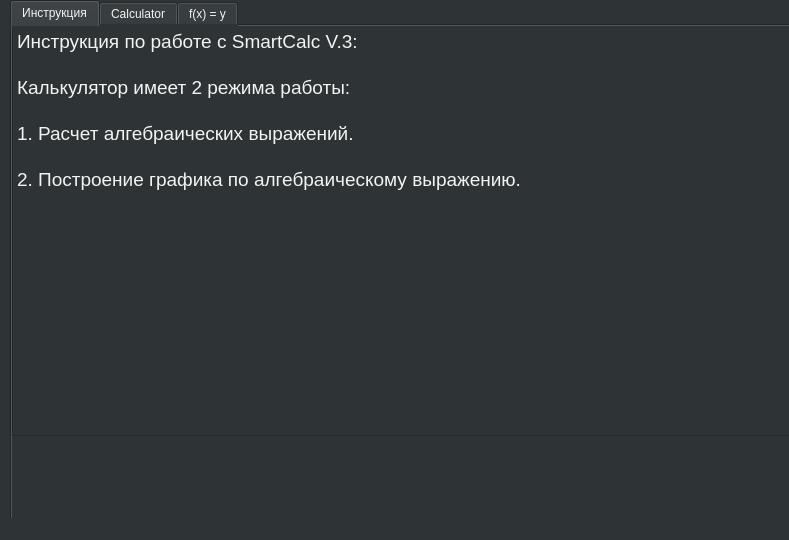
First picture: the form in Front/View/mainwindow.ui, repository Arnisfet/Smart_Calc, before the edit.
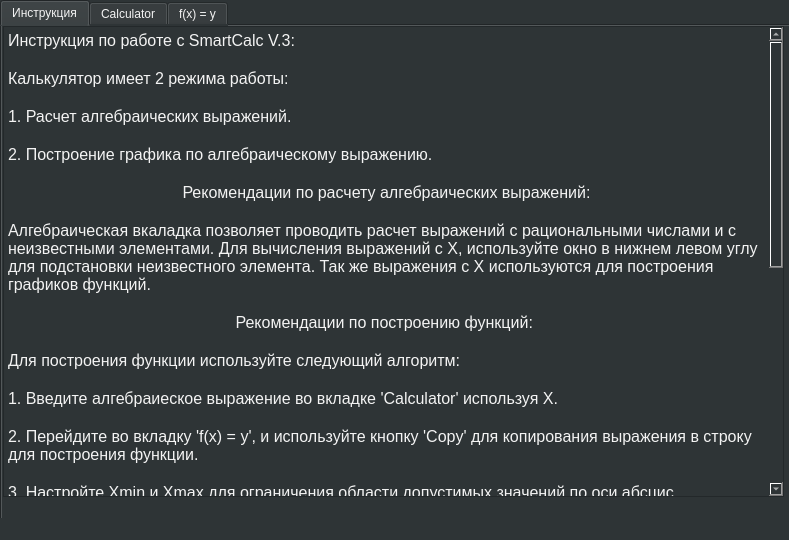
Second picture: the form after the edit. The open tabs and pages were chosen to show the change. Custom widgets are drawn as their Qt base class.

Commit message: The graph part is done, also I did the description!

Patch:
```diff
--- a/Front/View/mainwindow.ui
+++ b/Front/View/mainwindow.ui
@@ -21,7 +21,7 @@
    <widget class="QTabWidget" name="tabWidget">
     <property name="geometry">
      <rect>
-      <x>10</x>
+      <x>0</x>
       <y>0</y>
       <width>801</width>
       <height>541</height>
@@ -34,37 +34,61 @@
      <attribute name="title">
       <string>Инструкция</string>
      </attribute>
-     <widget class="QWidget" name="verticalLayoutWidget">
+     <widget class="QTextEdit" name="textEdit">
       <property name="geometry">
        <rect>
-        <x>0</x>
-        <y>-1</y>
+        <x>1</x>
+        <y>0</y>
         <width>781</width>
-        <height>411</height>
+        <height>471</height>
        </rect>
       </property>
-      <layout class="QVBoxLayout" name="verticalLayout">
-       <item>
-        <widget class="QTextBrowser" name="textBrowser">
-         <property name="html">
-          <string>&lt;!DOCTYPE HTML PUBLIC &quot;-//W3C//DTD HTML 4.0//EN&quot; &quot;http://www.w3.org/TR/REC-html40/strict.dtd&quot;&gt;
+      <property name="html">
+       <string>&lt;!DOCTYPE HTML PUBLIC &quot;-//W3C//DTD HTML 4.0//EN&quot; &quot;http://www.w3.org/TR/REC-html40/strict.dtd&quot;&gt;
 &lt;html&gt;&lt;head&gt;&lt;meta name=&quot;qrichtext&quot; content=&quot;1&quot; /&gt;&lt;meta charset=&quot;utf-8&quot; /&gt;&lt;style type=&quot;text/css&quot;&gt;
 p, li { white-space: pre-wrap; }
 hr { height: 1px; border-width: 0; }
 &lt;/style&gt;&lt;/head&gt;&lt;body style=&quot; font-family:'Ubuntu Mono Italic'; font-size:14pt; font-weight:400; font-style:normal;&quot;&gt;
-&lt;p style=&quot; margin-top:0px; margin-bottom:0px; margin-left:0px; margin-right:0px; -qt-block-indent:0; text-indent:0px;&quot;&gt;Инструкция по работе с SmartCalc V.3:&lt;/p&gt;
-&lt;p style=&quot;-qt-paragraph-type:empty; margin-top:0px; margin-bottom:0px; margin-left:0px; margin-right:0px; -qt-block-indent:0; text-indent:0px;&quot;&gt;&lt;br /&gt;&lt;/p&gt;
-&lt;p style=&quot; margin-top:0px; margin-bottom:0px; margin-left:0px; margin-right:0px; -qt-block-indent:0; text-indent:0px;&quot;&gt;Калькулятор имеет 2 режима работы:&lt;/p&gt;
-&lt;p style=&quot;-qt-paragraph-type:empty; margin-top:0px; margin-bottom:0px; margin-left:0px; margin-right:0px; -qt-block-indent:0; text-indent:0px;&quot;&gt;&lt;br /&gt;&lt;/p&gt;
-&lt;p style=&quot; margin-top:0px; margin-bottom:0px; margin-left:0px; margin-right:0px; -qt-block-indent:0; text-indent:0px;&quot;&gt;1. Расчет алгебраических выражений.&lt;/p&gt;
-&lt;p style=&quot;-qt-paragraph-type:empty; margin-top:0px; margin-bottom:0px; margin-left:0px; margin-right:0px; -qt-block-indent:0; text-indent:0px;&quot;&gt;&lt;br /&gt;&lt;/p&gt;
-&lt;p style=&quot; margin-top:0px; margin-bottom:0px; margin-left:0px; margin-right:0px; -qt-block-indent:0; text-indent:0px;&quot;&gt;2. Построение графика по алгебраическому выражению.&lt;/p&gt;
-&lt;p style=&quot;-qt-paragraph-type:empty; margin-top:0px; margin-bottom:0px; margin-left:0px; margin-right:0px; -qt-block-indent:0; text-indent:0px;&quot;&gt;&lt;br /&gt;&lt;/p&gt;
-&lt;p style=&quot;-qt-paragraph-type:empty; margin-top:0px; margin-bottom:0px; margin-left:0px; margin-right:0px; -qt-block-indent:0; text-indent:0px;&quot;&gt;&lt;br /&gt;&lt;/p&gt;&lt;/body&gt;&lt;/html&gt;</string>
-         </property>
-        </widget>
-       </item>
-      </layout>
+&lt;p style=&quot; margin-top:0px; margin-bottom:0px; margin-left:0px; margin-right:0px; -qt-block-indent:0; text-indent:0px;&quot;&gt;&lt;span style=&quot; font-size:12pt;&quot;&gt;Инструкция по работе с SmartCalc V.3:&lt;/span&gt;&lt;/p&gt;
+&lt;p style=&quot;-qt-paragraph-type:empty; margin-top:0px; margin-bottom:0px; margin-left:0px; margin-right:0px; -qt-block-indent:0; text-indent:0px; font-size:12pt;&quot;&gt;&lt;br /&gt;&lt;/p&gt;
+&lt;p style=&quot; margin-top:0px; margin-bottom:0px; margin-left:0px; margin-right:0px; -qt-block-indent:0; text-indent:0px;&quot;&gt;&lt;span style=&quot; font-size:12pt;&quot;&gt;Калькулятор имеет 2 режима работы:&lt;/span&gt;&lt;/p&gt;
+&lt;p style=&quot;-qt-paragraph-type:empty; margin-top:0px; margin-bottom:0px; margin-left:0px; margin-right:0px; -qt-block-indent:0; text-indent:0px; font-size:12pt;&quot;&gt;&lt;br /&gt;&lt;/p&gt;
+&lt;p style=&quot; margin-top:0px; margin-bottom:0px; margin-left:0px; margin-right:0px; -qt-block-indent:0; text-indent:0px;&quot;&gt;&lt;span style=&quot; font-size:12pt;&quot;&gt;1. Расчет алгебраических выражений.&lt;/span&gt;&lt;/p&gt;
+&lt;p style=&quot;-qt-paragraph-type:empty; margin-top:0px; margin-bottom:0px; margin-left:0px; margin-right:0px; -qt-block-indent:0; text-indent:0px; font-size:12pt;&quot;&gt;&lt;br /&gt;&lt;/p&gt;
+&lt;p style=&quot; margin-top:0px; margin-bottom:0px; margin-left:0px; margin-right:0px; -qt-block-indent:0; text-indent:0px;&quot;&gt;&lt;span style=&quot; font-size:12pt;&quot;&gt;2. Построение графика по алгебраическому выражению.&lt;/span&gt;&lt;/p&gt;
+&lt;p style=&quot;-qt-paragraph-type:empty; margin-top:0px; margin-bottom:0px; margin-left:0px; margin-right:0px; -qt-block-indent:0; text-indent:0px; font-size:12pt;&quot;&gt;&lt;br /&gt;&lt;/p&gt;
+&lt;p align=&quot;center&quot; style=&quot; margin-top:0px; margin-bottom:0px; margin-left:0px; margin-right:0px; -qt-block-indent:0; text-indent:0px;&quot;&gt;&lt;span style=&quot; font-size:12pt;&quot;&gt;Рекомендации по расчету алгебраических выражений:&lt;/span&gt;&lt;/p&gt;
+&lt;p align=&quot;center&quot; style=&quot;-qt-paragraph-type:empty; margin-top:0px; margin-bottom:0px; margin-left:0px; margin-right:0px; -qt-block-indent:0; text-indent:0px; font-size:12pt;&quot;&gt;&lt;br /&gt;&lt;/p&gt;
+&lt;p style=&quot; margin-top:0px; margin-bottom:0px; margin-left:0px; margin-right:0px; -qt-block-indent:0; text-indent:0px;&quot;&gt;&lt;span style=&quot; font-size:12pt;&quot;&gt;Алгебраическая вкаладка позволяет проводить расчет выражений с рациональными числами и с неизвестными элементами. Для вычисления выражений с Х, используйте окно в нижнем левом углу для подстановки неизвестного элемента. Так же выражения с Х используются для построения графиков функций.&lt;/span&gt;&lt;/p&gt;
+&lt;p style=&quot;-qt-paragraph-type:empty; margin-top:0px; margin-bottom:0px; margin-left:0px; margin-right:0px; -qt-block-indent:0; text-indent:0px; font-size:12pt;&quot;&gt;&lt;br /&gt;&lt;/p&gt;
+&lt;p align=&quot;center&quot; style=&quot; margin-top:0px; margin-bottom:0px; margin-left:0px; margin-right:0px; -qt-block-indent:0; text-indent:0px;&quot;&gt;&lt;span style=&quot; font-size:12pt;&quot;&gt;Рекомендации по построению функций: &lt;/span&gt;&lt;/p&gt;
+&lt;p align=&quot;center&quot; style=&quot;-qt-paragraph-type:empty; margin-top:0px; margin-bottom:0px; margin-left:0px; margin-right:0px; -qt-block-indent:0; text-indent:0px; font-size:12pt;&quot;&gt;&lt;br /&gt;&lt;/p&gt;
+&lt;p style=&quot; margin-top:0px; margin-bottom:0px; margin-left:0px; margin-right:0px; -qt-block-indent:0; text-indent:0px;&quot;&gt;&lt;span style=&quot; font-size:12pt;&quot;&gt;Для построения функции используйте следующий алгоритм:&lt;/span&gt;&lt;/p&gt;
+&lt;p style=&quot;-qt-paragraph-type:empty; margin-top:0px; margin-bottom:0px; margin-left:0px; margin-right:0px; -qt-block-indent:0; text-indent:0px; font-size:12pt;&quot;&gt;&lt;br /&gt;&lt;/p&gt;
+&lt;p style=&quot; margin-top:0px; margin-bottom:0px; margin-left:0px; margin-right:0px; -qt-block-indent:0; text-indent:0px;&quot;&gt;&lt;span style=&quot; font-size:12pt;&quot;&gt;1. Введите алгебраиеское выражение во вкладке 'Calculator' используя Х.&lt;/span&gt;&lt;/p&gt;
+&lt;p style=&quot;-qt-paragraph-type:empty; margin-top:0px; margin-bottom:0px; margin-left:0px; margin-right:0px; -qt-block-indent:0; text-indent:0px; font-size:12pt;&quot;&gt;&lt;br /&gt;&lt;/p&gt;
+&lt;p style=&quot; margin-top:0px; margin-bottom:0px; margin-left:0px; margin-right:0px; -qt-block-indent:0; text-indent:0px;&quot;&gt;&lt;span style=&quot; font-size:12pt;&quot;&gt;2. Перейдите во вкладку 'f(x) = y', и используйте кнопку 'Copy' для копирования выражения в строку для построения функции.&lt;/span&gt;&lt;/p&gt;
+&lt;p style=&quot;-qt-paragraph-type:empty; margin-top:0px; margin-bottom:0px; margin-left:0px; margin-right:0px; -qt-block-indent:0; text-indent:0px; font-size:12pt;&quot;&gt;&lt;br /&gt;&lt;/p&gt;
+&lt;p style=&quot; margin-top:0px; margin-bottom:0px; margin-left:0px; margin-right:0px; -qt-block-indent:0; text-indent:0px;&quot;&gt;&lt;span style=&quot; font-size:12pt;&quot;&gt;3. Настройте Xmin и Xmax для ограничения области допустимых значений по оси абсцис.&lt;/span&gt;&lt;/p&gt;
+&lt;p style=&quot;-qt-paragraph-type:empty; margin-top:0px; margin-bottom:0px; margin-left:0px; margin-right:0px; -qt-block-indent:0; text-indent:0px; font-size:12pt;&quot;&gt;&lt;br /&gt;&lt;/p&gt;
+&lt;p style=&quot; margin-top:0px; margin-bottom:0px; margin-left:0px; margin-right:0px; -qt-block-indent:0; text-indent:0px;&quot;&gt;&lt;span style=&quot; font-size:12pt;&quot;&gt;4. Настройте интервал через который будет происходить вычисление функции с помощью поля 'Accurace'.&lt;/span&gt;&lt;/p&gt;
+&lt;p style=&quot;-qt-paragraph-type:empty; margin-top:0px; margin-bottom:0px; margin-left:0px; margin-right:0px; -qt-block-indent:0; text-indent:0px; font-size:12pt;&quot;&gt;&lt;br /&gt;&lt;/p&gt;
+&lt;p style=&quot; margin-top:0px; margin-bottom:0px; margin-left:0px; margin-right:0px; -qt-block-indent:0; text-indent:0px;&quot;&gt;&lt;span style=&quot; font-size:12pt;&quot;&gt;5. Для построения графика используйте кнопку 'Graph'.&lt;/span&gt;&lt;/p&gt;
+&lt;p style=&quot;-qt-paragraph-type:empty; margin-top:0px; margin-bottom:0px; margin-left:0px; margin-right:0px; -qt-block-indent:0; text-indent:0px; font-size:12pt;&quot;&gt;&lt;br /&gt;&lt;/p&gt;
+&lt;p align=&quot;center&quot; style=&quot; margin-top:0px; margin-bottom:0px; margin-left:0px; margin-right:0px; -qt-block-indent:0; text-indent:0px;&quot;&gt;&lt;span style=&quot; font-size:12pt;&quot;&gt;Возможные ошибки при расчетах&lt;/span&gt;&lt;/p&gt;
+&lt;p style=&quot;-qt-paragraph-type:empty; margin-top:0px; margin-bottom:0px; margin-left:0px; margin-right:0px; -qt-block-indent:0; text-indent:0px; font-size:12pt;&quot;&gt;&lt;br /&gt;&lt;/p&gt;
+&lt;p style=&quot; margin-top:0px; margin-bottom:0px; margin-left:0px; margin-right:0px; -qt-block-indent:0; text-indent:0px;&quot;&gt;&lt;span style=&quot; font-size:12pt;&quot;&gt;1. Zero Division - Деление на ноль.&lt;/span&gt;&lt;/p&gt;
+&lt;p style=&quot;-qt-paragraph-type:empty; margin-top:0px; margin-bottom:0px; margin-left:0px; margin-right:0px; -qt-block-indent:0; text-indent:0px; font-size:12pt;&quot;&gt;&lt;br /&gt;&lt;/p&gt;
+&lt;p style=&quot; margin-top:0px; margin-bottom:0px; margin-left:0px; margin-right:0px; -qt-block-indent:0; text-indent:0px;&quot;&gt;&lt;span style=&quot; font-size:12pt;&quot;&gt;2. Incorrect formula - Попытка расчета несуществующих значений или некорректная форма выражения.&lt;/span&gt;&lt;/p&gt;
+&lt;p style=&quot;-qt-paragraph-type:empty; margin-top:0px; margin-bottom:0px; margin-left:0px; margin-right:0px; -qt-block-indent:0; text-indent:0px; font-size:12pt;&quot;&gt;&lt;br /&gt;&lt;/p&gt;
+&lt;p style=&quot; margin-top:0px; margin-bottom:0px; margin-left:0px; margin-right:0px; -qt-block-indent:0; text-indent:0px;&quot;&gt;&lt;span style=&quot; font-size:12pt;&quot;&gt;3. Too big value (всплывающее окно) - попытка ввести значение длиннее 54 символов (используйте экспоненциальную форму ввода числа)&lt;/span&gt;&lt;/p&gt;
+&lt;p style=&quot;-qt-paragraph-type:empty; margin-top:0px; margin-bottom:0px; margin-left:0px; margin-right:0px; -qt-block-indent:0; text-indent:0px; font-size:12pt;&quot;&gt;&lt;br /&gt;&lt;/p&gt;
+&lt;p style=&quot; margin-top:0px; margin-bottom:0px; margin-left:0px; margin-right:0px; -qt-block-indent:0; text-indent:0px;&quot;&gt;&lt;span style=&quot; font-size:12pt;&quot;&gt;4. Too big expression (всплывающее окно) - попытка ввести алгебраическое выражение больше 255 символов (данный калькулятор не позволяет вводить выражения длиннее 255 символов)&lt;/span&gt;&lt;/p&gt;
+&lt;p style=&quot;-qt-paragraph-type:empty; margin-top:0px; margin-bottom:0px; margin-left:0px; margin-right:0px; -qt-block-indent:0; text-indent:0px; font-size:12pt;&quot;&gt;&lt;br /&gt;&lt;/p&gt;
+&lt;p align=&quot;center&quot; style=&quot; margin-top:0px; margin-bottom:0px; margin-left:0px; margin-right:0px; -qt-block-indent:0; text-indent:0px;&quot;&gt;&lt;span style=&quot; font-size:12pt;&quot;&gt;Рекомендации по работе с экспоненциальными выражениями&lt;/span&gt;&lt;/p&gt;
+&lt;p style=&quot;-qt-paragraph-type:empty; margin-top:0px; margin-bottom:0px; margin-left:0px; margin-right:0px; -qt-block-indent:0; text-indent:0px; font-size:12pt;&quot;&gt;&lt;br /&gt;&lt;/p&gt;
+&lt;p style=&quot; margin-top:0px; margin-bottom:0px; margin-left:0px; margin-right:0px; -qt-block-indent:0; text-indent:0px;&quot;&gt;&lt;span style=&quot; font-size:12pt;&quot;&gt;Для ввода экспоненциальных выражений используйте следущий формат: 1.23е+10 или 1.23-10, иной формат не подлежит вычислению.&lt;/span&gt;&lt;/p&gt;&lt;/body&gt;&lt;/html&gt;</string>
+      </property>
      </widget>
     </widget>
     <widget class="QWidget" name="tab">
```
Left out of the diff: 37 changed lines with no effect on the pictures. The commit also changes 8 other files.
